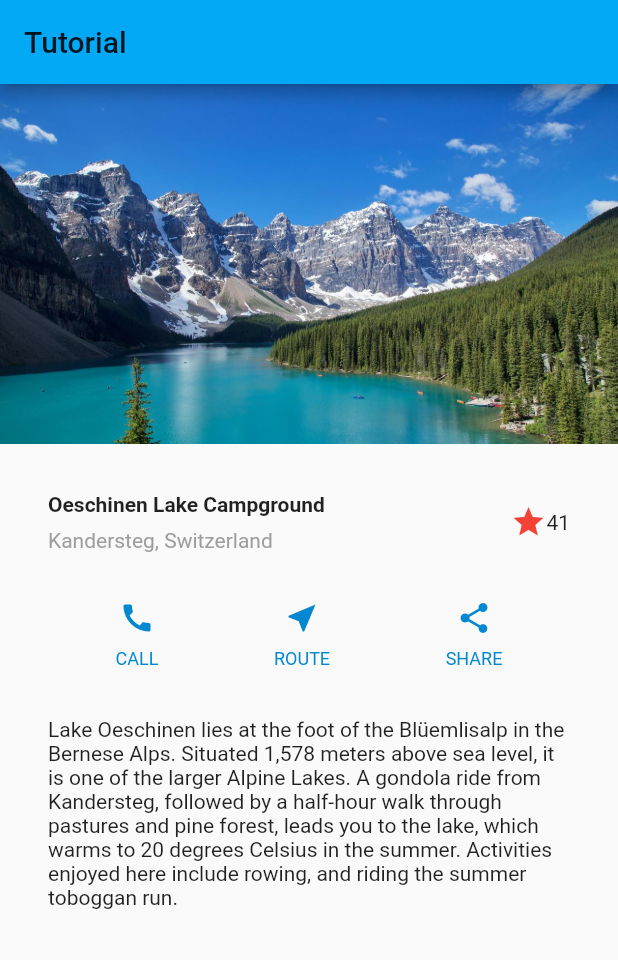
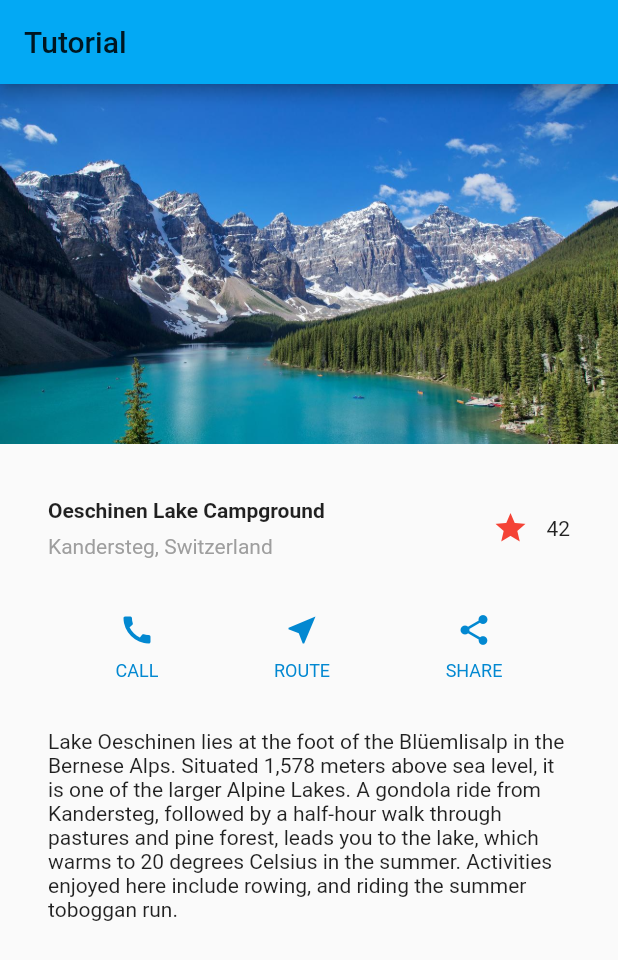
Before and after one commit to VijayGanganapalli/flutter_tutorial, a Flutter app: the screen it shows after launch, on a phone screen of 412 x 824 dp. Shown: the top 960 px of the screen. Run offline on Flutter 3.47's test engine with Material 2 defaults, Android fonts, the phone set to English and light mode, and no system bars.

Commit message:
feature added to togggle favorite

```diff
--- a/lib/src/screens/layout_building.dart
+++ b/lib/src/screens/layout_building.dart
@@ -6,6 +6,8 @@ class LayoutBuilding extends StatefulWidget {
 }
 
 class _LayoutBuildingState extends State<LayoutBuilding> {
+  bool _isFavorited = true;
+  int _favoriteCount = 42;
   @override
   Widget build(BuildContext context) {
     return ListView(
@@ -51,11 +53,22 @@ class _LayoutBuildingState extends State<LayoutBuilding> {
               ],
             ),
           ),
-          Icon(
-            Icons.star,
-            color: Colors.red,
+          Row(
+            mainAxisSize: MainAxisSize.min,
+            children: <Widget>[
+              IconButton(
+                color: Colors.red,
+                icon:
+                    (_isFavorited ? Icon(Icons.star) : Icon(Icons.star_border)),
+                onPressed: _toggleFavorite,
+              ),
+              SizedBox(
+                child: Container(
+                  child: Text("$_favoriteCount"),
+                ),
+              ),
+            ],
           ),
-          Text("41"),
         ],
       ),
     );
@@ -105,4 +118,18 @@ class _LayoutBuildingState extends State<LayoutBuilding> {
       ),
     );
   }
+
+  void _toggleFavorite() {
+    setState(() {
+      // If the lake is currently favorited, unfavorite it.
+      if (_isFavorited) {
+        _favoriteCount -= 1;
+        _isFavorited = false;
+        // Otherwise, favorite it.
+      } else {
+        _favoriteCount += 1;
+        _isFavorited = true;
+      }
+    });
+  }
 }
```
